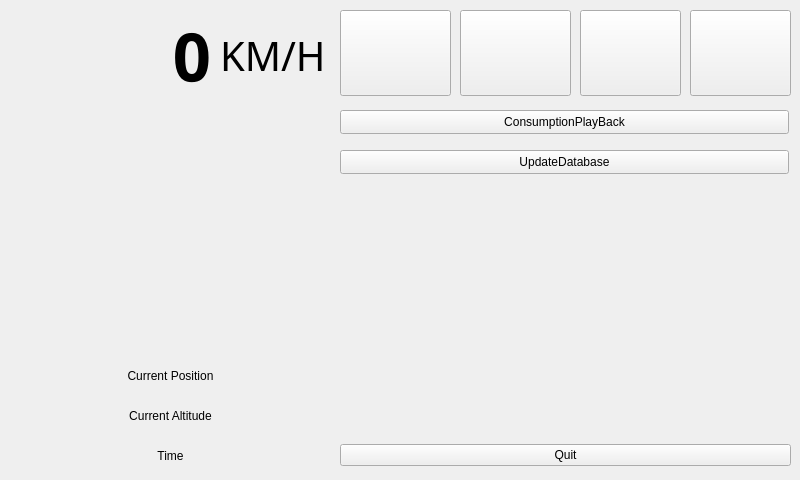
This is src/ui/main_window.ui in anthony-mills/nomadicpi as Qt 5 draws it before an edit. The edited form follows.
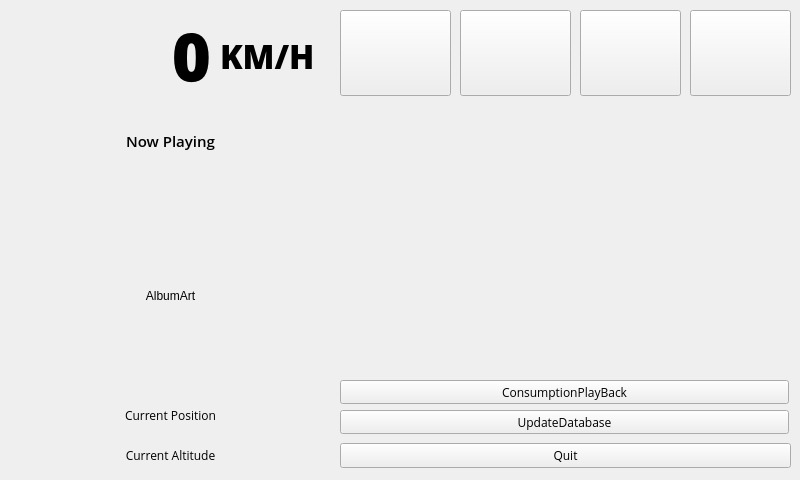
This is the edited form. Icons and pictures are not drawn.

Commit message: Added support for album artwork in the sidebar

```diff
--- a/src/ui/main_window.ui
+++ b/src/ui/main_window.ui
@@ -30,7 +30,7 @@
      <widget class="QLabel" name="CurrentSpeed">
       <property name="font">
        <font>
-        <family>Ubuntu Condensed</family>
+        <family>Open Sans Extrabold</family>
         <pointsize>50</pointsize>
         <weight>75</weight>
         <bold>true</bold>
@@ -61,6 +61,11 @@
    <layout class="QHBoxLayout" name="RightColumn">
     <item>
      <widget class="QPushButton" name="QuitButton">
+      <property name="font">
+       <font>
+        <family>Open Sans</family>
+       </font>
+      </property>
       <property name="text">
        <string>Quit</string>
       </property>
@@ -72,7 +77,7 @@
    <property name="geometry">
     <rect>
      <x>10</x>
-     <y>360</y>
+     <y>400</y>
      <width>321</width>
      <height>31</height>
     </rect>
@@ -80,6 +85,11 @@
    <layout class="QHBoxLayout" name="GpsInfo">
     <item>
      <widget class="QLabel" name="CurrentPosition">
+      <property name="font">
+       <font>
+        <family>Open Sans</family>
+       </font>
+      </property>
       <property name="text">
        <string>Current Position</string>
       </property>
@@ -104,8 +114,8 @@
      <widget class="QLabel" name="label">
       <property name="font">
        <font>
-        <family>Ubuntu Mono</family>
-        <pointsize>30</pointsize>
+        <family>Open Sans Extrabold</family>
+        <pointsize>25</pointsize>
        </font>
       </property>
       <property name="text">
@@ -119,7 +129,7 @@
    <property name="geometry">
     <rect>
      <x>10</x>
-     <y>400</y>
+     <y>440</y>
      <width>321</width>
      <height>31</height>
     </rect>
@@ -127,6 +137,11 @@
    <layout class="QVBoxLayout" name="verticalLayout">
     <item>
      <widget class="QLabel" name="CurrentAltitude">
+      <property name="font">
+       <font>
+        <family>Open Sans</family>
+       </font>
+      </property>
       <property name="text">
        <string>Current Altitude</string>
       </property>
@@ -137,37 +152,20 @@
     </item>
    </layout>
   </widget>
-  <widget class="QWidget" name="verticalLayoutWidget_2">
-   <property name="geometry">
-    <rect>
-     <x>10</x>
-     <y>440</y>
-     <width>321</width>
-     <height>31</height>
-    </rect>
-   </property>
-   <layout class="QVBoxLayout" name="verticalLayout_2">
-    <item>
-     <widget class="QLabel" name="TimeInfo">
-      <property name="text">
-       <string>Time</string>
-      </property>
-      <property name="alignment">
-       <set>Qt::AlignCenter</set>
-      </property>
-     </widget>
-    </item>
-   </layout>
-  </widget>
   <widget class="QPushButton" name="UpdateDatabase">
    <property name="geometry">
     <rect>
      <x>340</x>
-     <y>150</y>
+     <y>410</y>
      <width>449</width>
      <height>24</height>
     </rect>
    </property>
+   <property name="font">
+    <font>
+     <family>Open Sans</family>
+    </font>
+   </property>
    <property name="text">
     <string>UpdateDatabase</string>
    </property>
@@ -176,11 +174,16 @@
    <property name="geometry">
     <rect>
      <x>340</x>
-     <y>110</y>
+     <y>380</y>
      <width>449</width>
      <height>24</height>
     </rect>
    </property>
+   <property name="font">
+    <font>
+     <family>Open Sans</family>
+    </font>
+   </property>
    <property name="text">
     <string>ConsumptionPlayBack</string>
    </property>
@@ -278,6 +281,44 @@
     </size>
    </property>
   </widget>
+  <widget class="QLabel" name="MPDNowPlaying">
+   <property name="geometry">
+    <rect>
+     <x>10</x>
+     <y>110</y>
+     <width>321</width>
+     <height>61</height>
+    </rect>
+   </property>
+   <property name="font">
+    <font>
+     <family>Open Sans Semibold</family>
+     <pointsize>11</pointsize>
+    </font>
+   </property>
+   <property name="text">
+    <string>Now Playing</string>
+   </property>
+   <property name="alignment">
+    <set>Qt::AlignCenter</set>
+   </property>
+  </widget>
+  <widget class="QLabel" name="MPDAlbumArt">
+   <property name="geometry">
+    <rect>
+     <x>60</x>
+     <y>200</y>
+     <width>221</width>
+     <height>191</height>
+    </rect>
+   </property>
+   <property name="text">
+    <string>AlbumArt</string>
+   </property>
+   <property name="alignment">
+    <set>Qt::AlignCenter</set>
+   </property>
+  </widget>
  </widget>
  <resources/>
  <connections/>
```
The commit also changes 11 other files.
